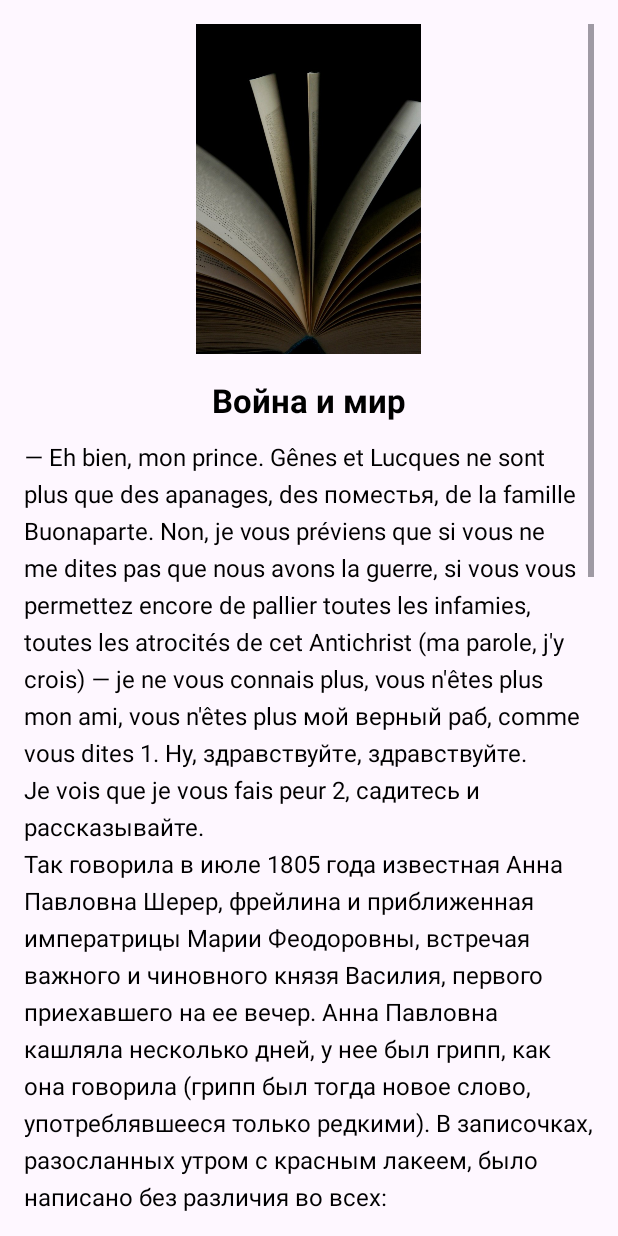
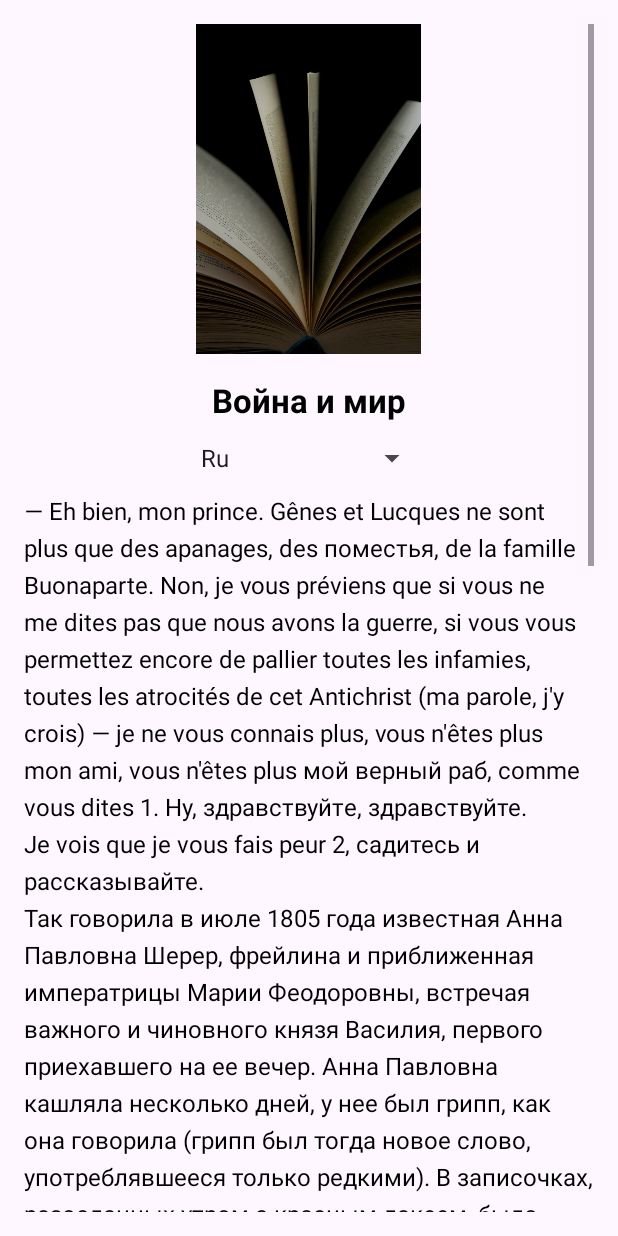
Before and after one commit to Kurs05/myapp, an Android app: the screen it shows after launch (BookDetailActivity), after a tap on an icon or button, on a phone screen of 412 x 824 dp. Run offline under Robolectric (Android 15) with nearby library versions, the phone set to English and light mode, and no system bars; our stand-ins replace Room's generated code.

Commit message:
транслейт

```diff
--- a/app/src/main/java/com/example/myapp/BookDetailActivity.kt
+++ b/app/src/main/java/com/example/myapp/BookDetailActivity.kt
@@ -3,6 +3,12 @@ package com.example.myapp
 import android.os.Bundle
 import androidx.appcompat.app.AppCompatActivity
 import com.example.myapp.databinding.ActivityBookDetailBinding
+import android.widget.ArrayAdapter
+import android.widget.AdapterView
+import androidx.lifecycle.lifecycleScope
+import com.example.myapp.data.AppDatabase
+import com.example.myapp.data.TranslationEntity
+import kotlinx.coroutines.launch
 
 class BookDetailActivity : AppCompatActivity() {
 
@@ -13,10 +19,53 @@ class BookDetailActivity : AppCompatActivity() {
         binding = ActivityBookDetailBinding.inflate(layoutInflater)
         setContentView(binding.root)
 
+        val bookId = intent.getIntExtra("bookId", -1)
         val bookTitle = intent.getStringExtra("bookTitle") ?: "Нет названия"
-        val bookContent = intent.getStringExtra("bookContent") ?: "Нет текста"
+        binding.bookDetailTitle.text = bookTitle
 
-        binding.bookDetailTitle.text = bookTitle
-        binding.bookDetailContent.text = bookContent
+        // Загружаем переводы
+        if (bookId != -1) {
+            loadTranslations(bookId)
+        } else {
+            binding.bookDetailContent.text = "Ошибка: ID книги не найден"
+        }
     }
+    private fun loadTranslations(bookId: Int) {
+
+        val dao = AppDatabase.getDb(this).bookDao()
+        lifecycleScope.launch {
+            val translations = dao.getTranslationsForBook(bookId)
+            if (translations.isNotEmpty()) {
+
+                val adapter = ArrayAdapter(
+                    this@BookDetailActivity,
+                    android.R.layout.simple_spinner_item,
+                    translations.map { it.language }
+                ).apply {
+                    setDropDownViewResource(android.R.layout.simple_spinner_dropdown_item)
+                }
+
+                binding.translationSpinner.adapter = adapter
+
+                // При выборе перевода — обновляем контент
+                binding.translationSpinner.onItemSelectedListener = object : AdapterView.OnItemSelectedListener {
+                    override fun onItemSelected(parent: AdapterView<*>, view: android.view.View?, position: Int, id: Long) {
+                        val selectedTranslation = translations[position]
+                        binding.bookDetailContent.text = selectedTranslation.content
+                    }
+
+                    override fun onNothingSelected(parent: AdapterView<*>) {
+                        // ничего не делаем
+                    }
+                }
+
+                // Показ первого перевода по умолчанию
+                binding.bookDetailContent.text = translations[0].content
+            } else {
+                binding.bookDetailContent.text = "Переводы не найдены."
+            }
+        }
+    }
+
+
 }
--- a/app/src/main/java/com/example/myapp/data/BookRepository.kt
+++ /dev/null
@@ -1,12 +0,0 @@
-package com.example.myapp.data
-
-
-class BookRepository(private val dao: BookDao) {
-    suspend fun getFirstBook(): TranslationEntity? {
-        return dao.getFirstBook()
-    }
-
-    suspend fun insertBook(book: BookEntity) {
-        dao.insertBook(book)
-    }
-}
--- a/app/src/main/res/layout/activity_book_detail.xml
+++ b/app/src/main/res/layout/activity_book_detail.xml
@@ -31,6 +31,14 @@
             android:gravity="center"
             android:layout_marginBottom="12dp" />
 
+        <!-- СПИННЕР для выбора перевода -->
+
+        <Spinner
+            android:id="@+id/translationSpinner"
+            android:layout_width="159dp"
+            android:layout_height="wrap_content"
+            android:layout_marginBottom="12dp" />
+
         <TextView
             android:id="@+id/bookDetailContent"
             android:layout_width="match_parent"
@@ -40,4 +48,5 @@
             android:lineSpacingExtra="6dp"
             android:textColor="@android:color/black" />
     </LinearLayout>
+
 </ScrollView>
```
Also changed, not shown: app/src/main/assets/Bookslib.db.
